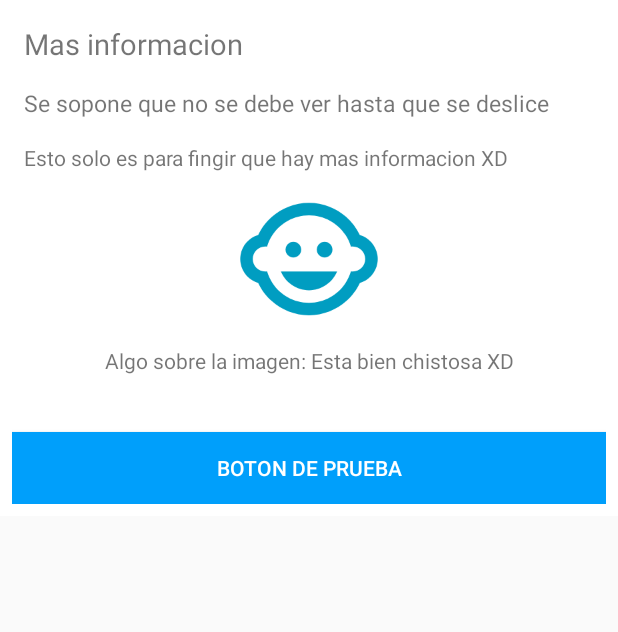
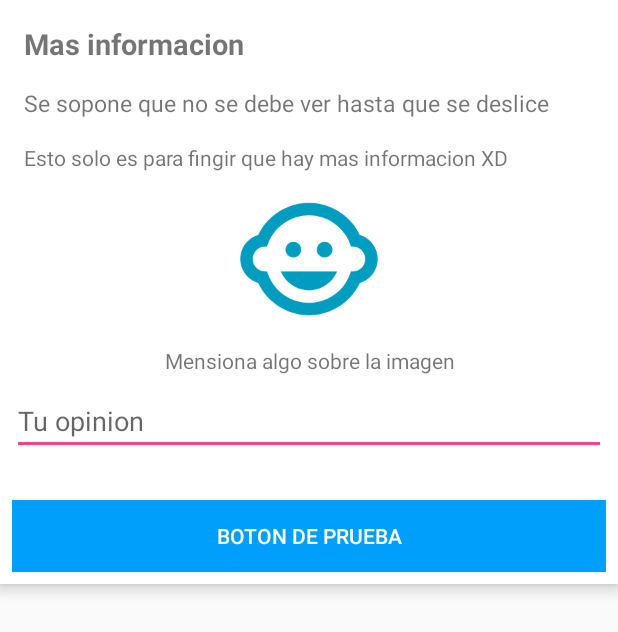
Before and after one commit to DMNOscar/EjercicioCoordinatorLayout, an Android app: the layout botton_seet.xml on its own in the app's theme, with its tools: preview values and no code run, on a phone screen of 412 x 824 dp. Shown: the top 632 px of the screen. Run offline under Robolectric (Android 15) with nearby library versions, the phone set to English and light mode, and no system bars.

```diff
--- a/app/src/main/res/layout/activity_main.xml
+++ b/app/src/main/res/layout/activity_main.xml
@@ -56,6 +56,7 @@
     </android.support.design.widget.AppBarLayout>
 
     <android.support.design.widget.FloatingActionButton
+        android:id="@+id/fbMostrarVentanaInferior"
         android:layout_width="50dp"
         android:layout_height="50dp"
         android:layout_margin="12dp"
--- a/app/src/main/res/layout/botton_seet.xml
+++ b/app/src/main/res/layout/botton_seet.xml
@@ -7,9 +7,10 @@
     android:background="#fff"
     android:orientation="vertical"
     android:padding="@dimen/activity_margin"
+    android:elevation="6dp"
 
-
-    app:behavior_hideable="true"
+    app:layout_scrollFlags="enterAlways"
+    app:behavior_hideable="false"
     app:behavior_peekHeight="56dp"
     app:layout_behavior="android.support.design.widget.BottomSheetBehavior">
     <!--> layout_behavior: este atributo hace que el diseño actúe como la hoja inferior. El valor debe ser android.support.design.widget.BottomSheetBehavior
@@ -21,6 +22,7 @@
         android:layout_height="wrap_content"
         android:textSize="19sp"
         android:text="Mas informacion"
+        android:textStyle="bold"
         android:layout_margin="@dimen/activity_margin"
         />
 
@@ -49,11 +51,19 @@
     <TextView
         android:layout_width="match_parent"
         android:layout_height="wrap_content"
-        android:text="Algo sobre la imagen: Esta bien chistosa XD"
+        android:text="Mensiona algo sobre la imagen"
         android:gravity="center"
         android:layout_margin="@dimen/activity_margin"
         />
-    <Button
+
+    <EditText
+        android:id="@+id/edtComentario"
+        android:layout_width="match_parent"
+        android:layout_height="match_parent"
+        android:hint="Tu opinion"
+        />
+    <android.support.v7.widget.AppCompatButton
+        android:id="@+id/btnExtraerTexto"
         android:layout_width="match_parent"
         android:layout_height="wrap_content"
         android:layout_marginTop="30dp"
```
Also changed, not shown: app/src/main/java/com/example/oscar/ejerciciocordinatoorlayout/MainActivity.java (+36 -5 lines).
